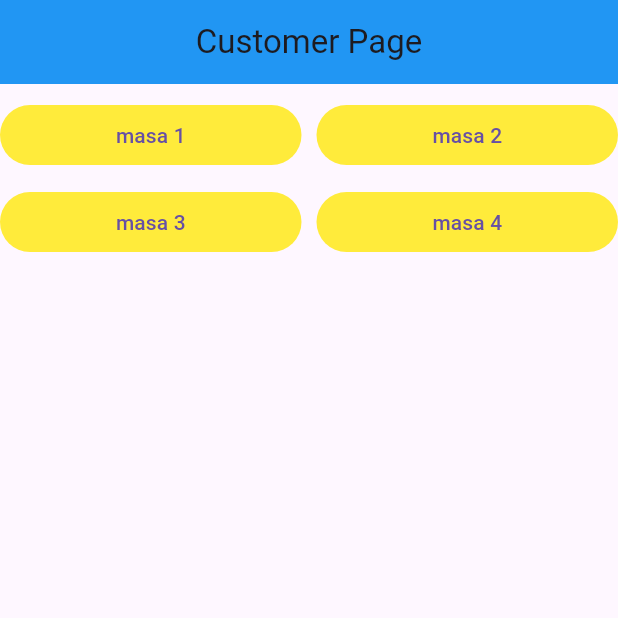
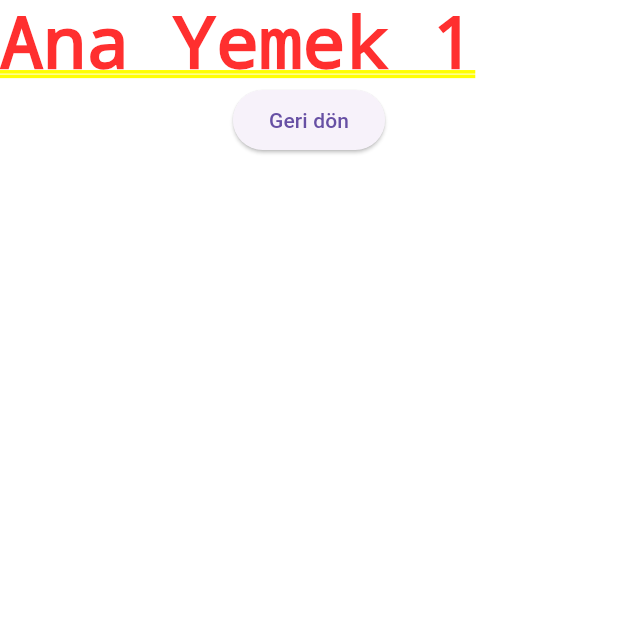
Before and after one commit to GimboLark/basic-check-system, a Flutter app: the screen it shows after launch, after a tap on an icon or button, on a phone screen of 412 x 824 dp, the top half of it. Run offline on Flutter 3.47's test engine with Material 3 defaults, Android fonts, the phone set to English and light mode, and no system bars.

Commit message:
added new pages

```diff
--- a/frontend-flutter/customer/lib/main.dart
+++ b/frontend-flutter/customer/lib/main.dart
@@ -12,11 +12,11 @@ class MyApp extends StatelessWidget {
     return MaterialApp(
       home: Scaffold(
         appBar: AppBar(
-          title: Text("Customer Page"),
+          title: const Text("Customer Page"),
           backgroundColor: Colors.blue,
           centerTitle: true,
         ),
-        body: MainPage(),
+        body: const MainPage(),
       ),
     );
   }
@@ -35,38 +35,98 @@ class _MainPageState extends State<MainPage> {
     return Center(
       child: Column(
         children: [
-          SizedBox(height: 10,),
+          const SizedBox(
+            height: 10,
+          ),
           Row(
             children: [
-              butonParcalari("1"),
-              SizedBox(
+              butonParcalari(1),
+              const SizedBox(
                 width: 10,
               ),
-              butonParcalari("2")
+              butonParcalari(2)
             ],
           ),
-          SizedBox(height: 10,),
-          Row(
-            children: [
-              butonParcalari("3"),
-              SizedBox(width: 10,),
-              butonParcalari("4")
-            ],
-          )
+          const SizedBox(
+            height: 10,
+          ),
         ],
       ),
     );
   }
 
-  Expanded butonParcalari(String number) {
+  Expanded butonParcalari(int number) {
+    Widget secilecekSayfa = const MainPage();
+    switch (number) {
+      case 1:
+        secilecekSayfa = const TatliSayfasi();
+        break;
+      case 2:
+        secilecekSayfa = const AnaYemekSayfasi();
+    }
     return Expanded(
         child: TextButton(
       onPressed: () {
-        Placeholder;
+        Navigator.push(
+            context, MaterialPageRoute(builder: (context) => secilecekSayfa));
       },
+      style: const ButtonStyle(
+          backgroundColor: MaterialStatePropertyAll(Colors.yellow)),
       child: Text("masa $number"),
-      style:
-          ButtonStyle(backgroundColor: MaterialStatePropertyAll(Colors.yellow)),
     ));
   }
 }
+
+class TatliSayfasi extends StatefulWidget {
+  const TatliSayfasi({super.key});
+
+  @override
+  State<TatliSayfasi> createState() => _TatliSayfasiState();
+}
+
+class _TatliSayfasiState extends State<TatliSayfasi> {
+  @override
+  Widget build(BuildContext context) {
+    return Center(
+      child: Column(children: [
+        const Row(
+          children: [
+            Text("tatli 1"),
+          ],
+        ),
+        ElevatedButton(
+            onPressed: () {
+              Navigator.pop(context);
+            },
+            child: const Text("Geri dön"))
+      ]),
+    );
+  }
+}
+
+class AnaYemekSayfasi extends StatefulWidget {
+  const AnaYemekSayfasi({super.key});
+
+  @override
+  State<AnaYemekSayfasi> createState() => _AnaYemekSayfasiState();
+}
+
+class _AnaYemekSayfasiState extends State<AnaYemekSayfasi> {
+  @override
+  Widget build(BuildContext context) {
+    return Center(
+      child: Column(children: [
+        const Row(
+          children: [
+            Text("Ana Yemek 1"),
+          ],
+        ),
+        ElevatedButton(
+            onPressed: () {
+              Navigator.pop(context);
+            },
+            child: const Text("Geri dön"))
+      ]),
+    );
+  }
+}
```
